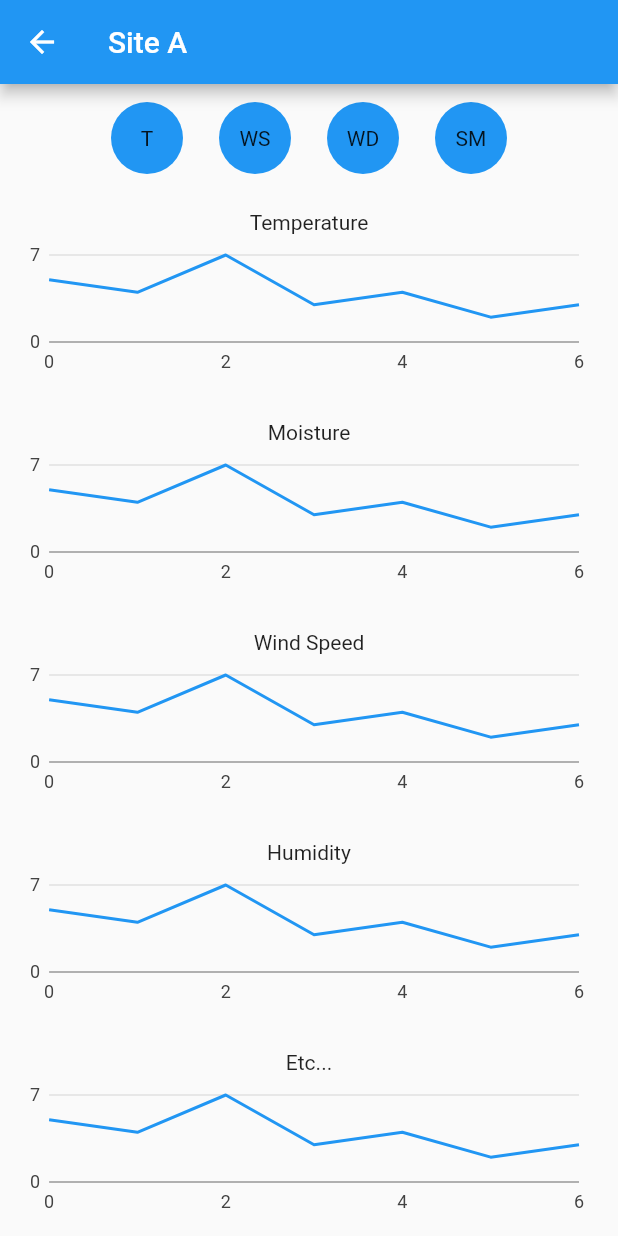
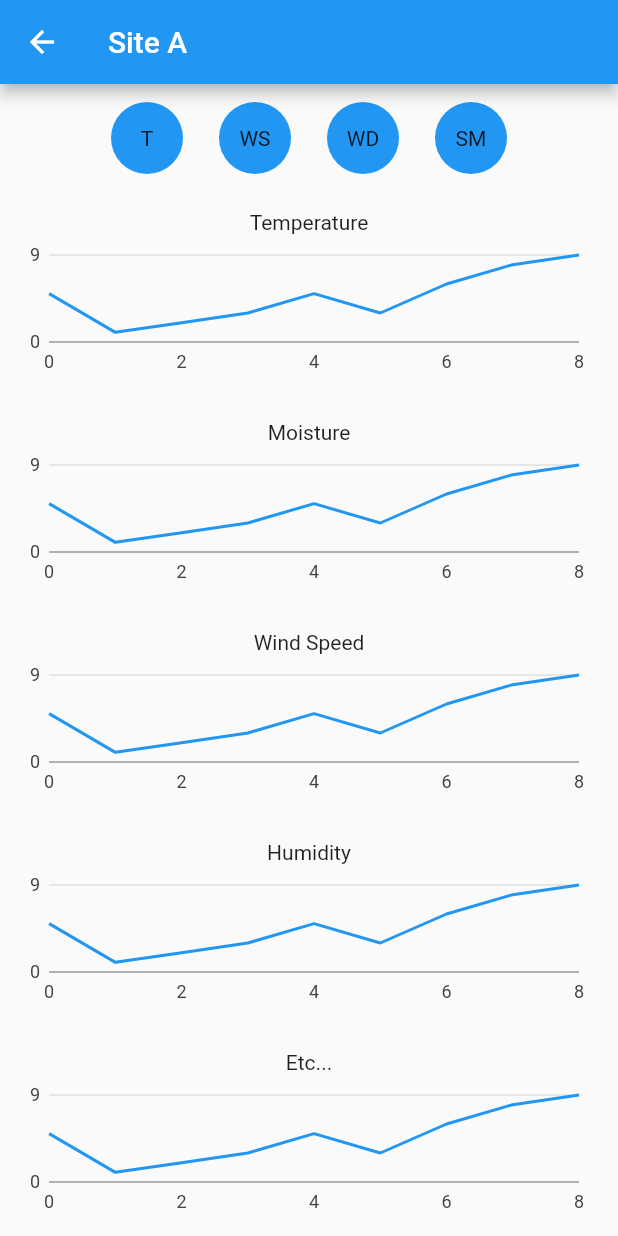
Before and after one commit to tytydraco/cg_proto, a Flutter app: the screen it shows after launch, after a tap on "Site A", on a phone screen of 412 x 824 dp. Run offline on Flutter 3.47's test engine with Material 2 defaults, Android fonts, the phone set to English and light mode, and no system bars; our stand-ins replace charts_flutter.

Commit message:
Feed data for chart dynamically
Signed-off-by: Tyler Nijmeh <tylernij@gmail.com>

```diff
--- a/lib/demo_chart.dart
+++ b/lib/demo_chart.dart
@@ -9,19 +9,16 @@ class DemoSeries {
 }
 
 class DemoChart extends StatelessWidget {
-  const DemoChart({Key? key}) : super(key: key);
+  final List<int> data;
+
+  const DemoChart({Key? key, required this.data}) : super(key: key);
 
   @override
   Widget build(BuildContext context) {
-    final List<DemoSeries> demoData = [
-      DemoSeries(0, 5),
-      DemoSeries(1, 4),
-      DemoSeries(2, 7),
-      DemoSeries(3, 3),
-      DemoSeries(4, 4),
-      DemoSeries(5, 2),
-      DemoSeries(6, 3),
-    ];
+    final List<DemoSeries> demoData = [];
+    data.asMap().forEach((key, value) {
+      demoData.add(DemoSeries(key, value));
+    });
 
     final List<charts.Series<DemoSeries, int>> series = [
       charts.Series(
--- a/lib/screen_site.dart
+++ b/lib/screen_site.dart
@@ -49,7 +49,9 @@ class ChartBox extends StatelessWidget {
           Text(title),
           const SizedBox(
             height: 100.0,
-            child: DemoChart(),
+            child: DemoChart(
+              data: [5, 1, 2, 3, 5, 3, 6, 8, 9]
+            ),
           ),
         ],
       ),
```
Also changed, not shown: 9 other files.
